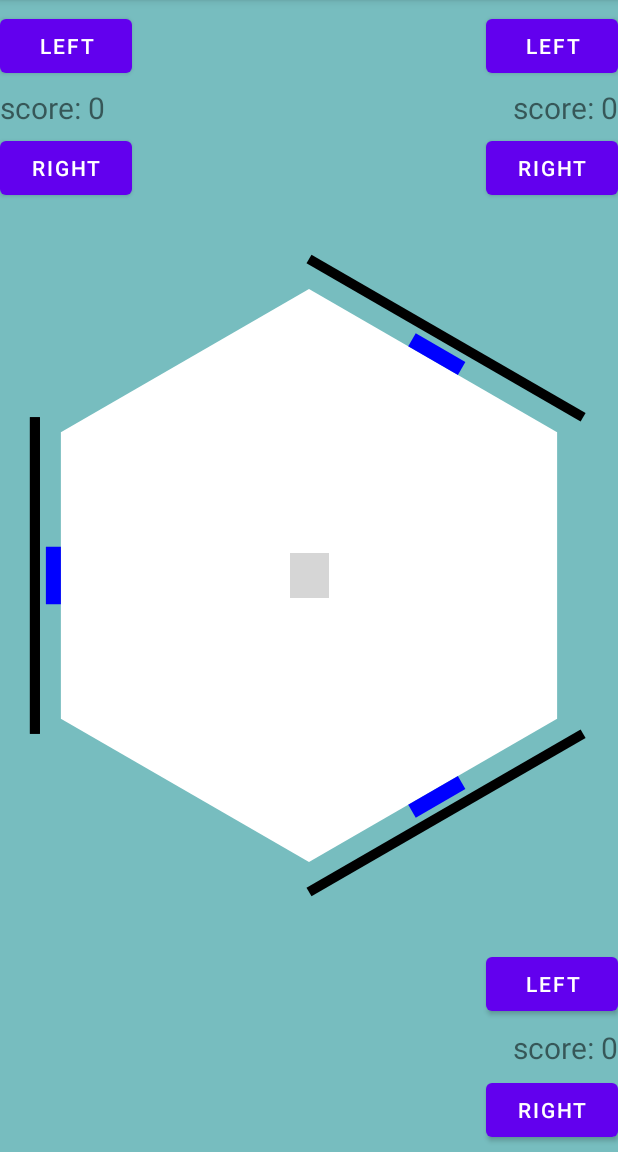
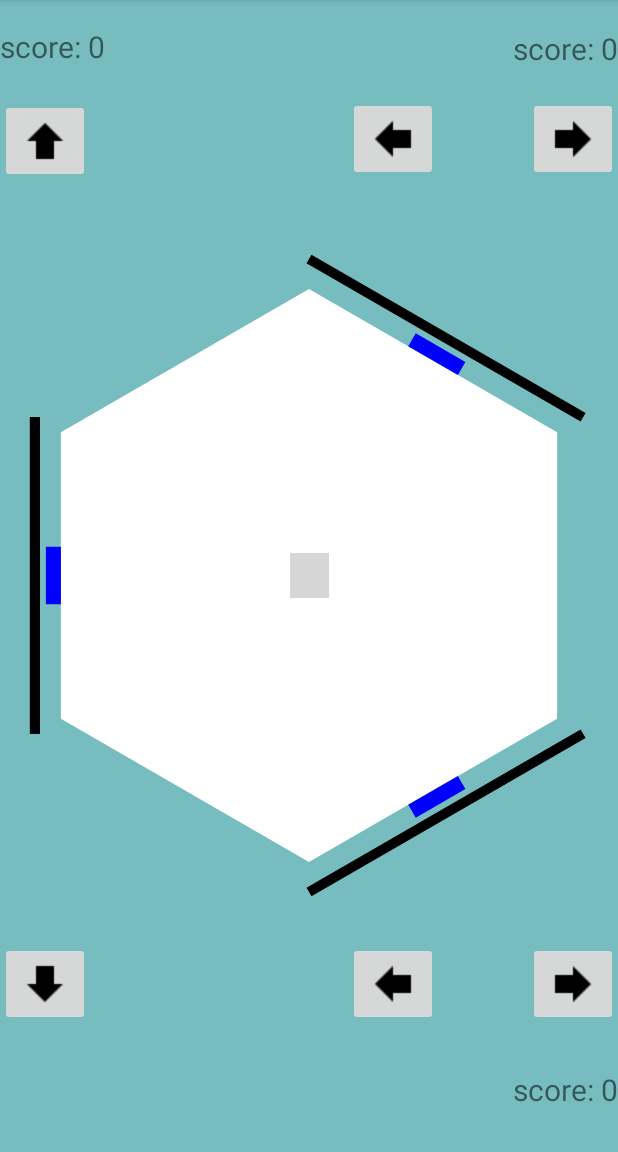
Before and after one commit to moein-shafi/Pong, an Android app: the MainActivity screen opened directly, with no data from a screen before it, on a phone screen of 412 x 824 dp, the part 84-1236 px from its top. Run offline under Robolectric (Android 15) with nearby library versions, the phone set to English and light mode, and no system bars; grey boxes are pictures that could not be loaded.

Commit message:
new buttons implemented

```diff
--- a/app/src/main/res/layout/activity_main.xml
+++ b/app/src/main/res/layout/activity_main.xml
@@ -20,52 +20,51 @@
         android:layout_height="0dp"
         android:background="#77BDBF"
         android:layout_weight="2">
-        <Button
-            android:layout_width="wrap_content"
-            android:layout_height="wrap_content"
-            android:text="left"
-            android:layout_marginTop="5px"
-            app:layout_constraintTop_toTopOf="parent"
-            app:layout_constraintBottom_toTopOf="@+id/score_ply1"
-            android:id="@+id/left_btn_ply1"/>
         <TextView
             android:layout_width="wrap_content"
             android:layout_height="wrap_content"
             android:text="score: 0"
             android:textSize="20dp"
-            app:layout_constraintTop_toBottomOf="@+id/left_btn_ply1"
-            app:layout_constraintBottom_toTopOf="@+id/right_btn_ply1"
-            android:id="@+id/score_ply1"/>
-        <Button
+            app:layout_constraintTop_toTopOf="parent"
+            app:layout_constraintBottom_toTopOf="@+id/left_btn_ply1"
+            android:id="@+id/score_ply1"
+            tools:ignore="MissingConstraints" />
+        <ImageButton
             android:layout_width="wrap_content"
             android:layout_height="wrap_content"
-            android:text="right"
-            app:layout_constraintTop_toBottomOf="@+id/score_ply1"
+            android:src="@drawable/up"
+            android:layout_marginTop="5px"
+            app:layout_constraintTop_toBottomOf="@id/score_ply1"
             app:layout_constraintBottom_toBottomOf="parent"
-            android:id="@+id/right_btn_ply1"/>
-        <Button
-            android:layout_width="wrap_content"
-            android:layout_height="wrap_content"
-            android:text="left"
-            android:layout_marginTop="5px"
-            app:layout_constraintEnd_toEndOf="parent"
-            app:layout_constraintTop_toTopOf="parent"
-            app:layout_constraintBottom_toTopOf="@+id/score_ply2"
-            android:id="@+id/left_btn_ply2"/>
+            android:id="@+id/left_btn_ply1"
+            tools:ignore="MissingConstraints" />
         <TextView
             android:layout_width="wrap_content"
             android:layout_height="wrap_content"
             android:text="score: 0"
             android:textSize="20dp"
             app:layout_constraintEnd_toEndOf="parent"
-            app:layout_constraintTop_toBottomOf="@+id/left_btn_ply2"
-            app:layout_constraintBottom_toTopOf="@+id/right_btn_ply2"
-            android:id="@+id/score_ply2"/>
-        <Button
+            app:layout_constraintTop_toTopOf="parent"
+        app:layout_constraintBottom_toTopOf="@+id/right_btn_ply2"
+        android:id="@+id/score_ply2"/>
+
+        <ImageButton
             android:layout_width="wrap_content"
             android:layout_height="wrap_content"
-            android:text="right"
+            android:src="@drawable/left"
+            android:layout_marginRight="90px"
+            app:layout_constraintEnd_toStartOf="@id/right_btn_ply2"
+            app:layout_constraintBottom_toBottomOf="parent"
             app:layout_constraintTop_toBottomOf="@+id/score_ply2"
+
+            android:id="@+id/left_btn_ply2"/>
+
+        <ImageButton
+            android:layout_width="wrap_content"
+            android:layout_height="wrap_content"
+            android:src="@drawable/right"
+            app:layout_constraintTop_toBottomOf="@+id/score_ply2"
+
             app:layout_constraintEnd_toEndOf="parent"
             app:layout_constraintBottom_toBottomOf="parent"
             android:id="@+id/right_btn_ply2"/>
@@ -114,30 +113,38 @@
         android:layout_height="0dp"
         android:background="#77BDBF"
         android:layout_weight="2">
-        <Button
+        <ImageButton
             android:layout_width="wrap_content"
             android:layout_height="wrap_content"
-            android:text="left"
-            app:layout_constraintEnd_toEndOf="parent"
+            android:src="@drawable/down"
             app:layout_constraintTop_toTopOf="parent"
-            app:layout_constraintBottom_toTopOf="@+id/score_ply3"
+            android:id="@+id/right_btn_ply1"
+            tools:ignore="MissingConstraints" />
+        <ImageButton
+            android:layout_width="wrap_content"
+            android:layout_height="wrap_content"
+            android:src="@drawable/left"
+            android:layout_marginRight="90px"
+            app:layout_constraintEnd_toStartOf="@id/right_btn_ply3"
+            app:layout_constraintTop_toTopOf="parent"
             android:id="@+id/left_btn_ply3"/>
         <TextView
             android:layout_width="wrap_content"
             android:layout_height="wrap_content"
             android:text="score: 0"
             android:textSize="20dp"
+            app:layout_constraintBottom_toBottomOf="parent"
+            app:layout_constraintTop_toBottomOf="@id/right_btn_ply3"
             app:layout_constraintEnd_toEndOf="parent"
-            app:layout_constraintTop_toBottomOf="@+id/left_btn_ply3"
-            app:layout_constraintBottom_toTopOf="@+id/right_btn_ply3"
             android:id="@+id/score_ply3"/>
-        <Button
+        <ImageButton
             android:layout_width="wrap_content"
             android:layout_height="wrap_content"
-            android:text="right"
-            app:layout_constraintTop_toBottomOf="@+id/score_ply3"
+            android:src="@drawable/right"
+
+
             app:layout_constraintEnd_toEndOf="parent"
-            app:layout_constraintBottom_toBottomOf="parent"
+            app:layout_constraintTop_toTopOf="parent"
             android:id="@+id/right_btn_ply3"/>
     </androidx.constraintlayout.widget.ConstraintLayout>
 </LinearLayout>
```
Also changed, not shown: app/src/main/res/drawable/down.png (added), app/src/main/res/drawable/left.png (added), app/src/main/res/drawable/right.png (added), app/src/main/res/drawable/up.png (added).
